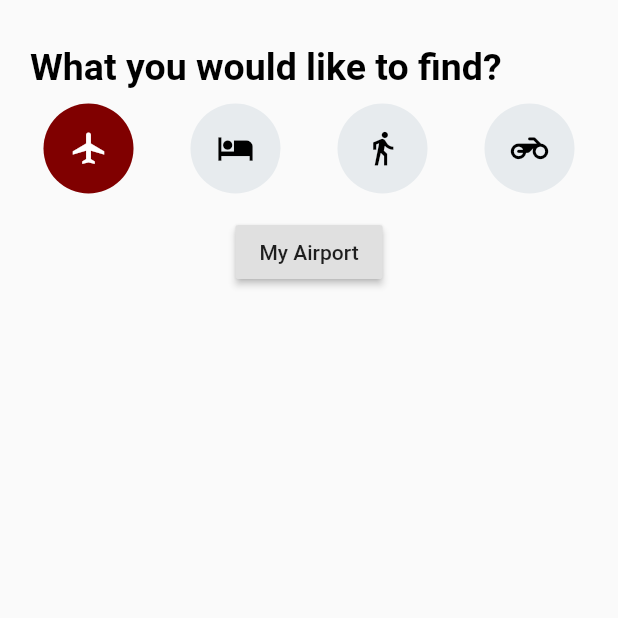
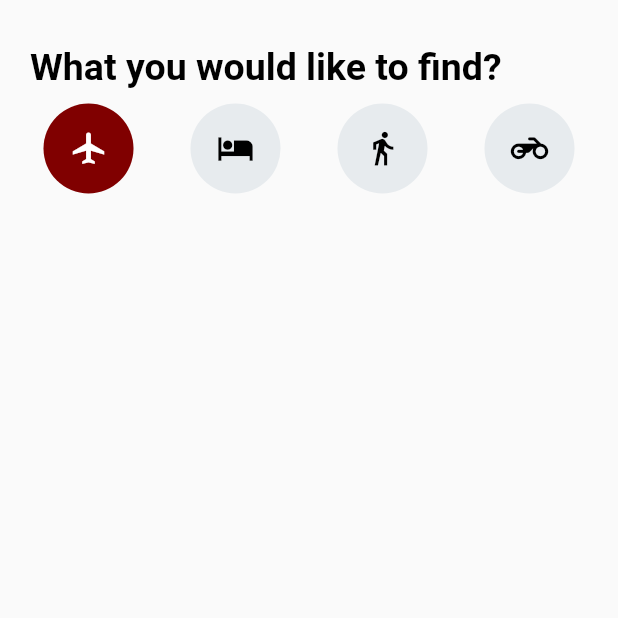
Before and after one commit to aakritsubedi/travelling-nepal, a Flutter app: the screen it shows after launch, after a tap on the "local airport" icon, on a phone screen of 412 x 824 dp, the top half of it. Run offline on Flutter 3.47's test engine with Material 2 defaults, Android fonts, the light colour scheme and no system bars; missing offline and left inert: toggle_bar_button; network calls fail.

Commit message:
Add visibility option in button

```diff
--- a/lib/widgets.dart/airport.dart
+++ b/lib/widgets.dart/airport.dart
@@ -11,6 +11,7 @@ class Airport extends StatefulWidget {
 class _AirportState extends State<Airport> {
   List arrivals;
   List departure;
+  bool isVisible = false;
 
   getFlightInfo() async {
     Map flightInfo = await AirportService.getFlightInfo();
@@ -18,6 +19,7 @@ class _AirportState extends State<Airport> {
     setState(() {
       arrivals = flightInfo['arrivals'];
       departure = flightInfo['departure'];
+      isVisible = true;
     });
   }
 
@@ -30,11 +32,14 @@ class _AirportState extends State<Airport> {
   @override
   Widget build(BuildContext context) {
     return Container(
-        child: RaisedButton(
-      onPressed: () {
-        openBottomSheet(context, arrivals, departure);
-      },
-      child: Text('My Airport'),
+        child: Visibility(
+      visible: isVisible,
+      child: RaisedButton(
+        onPressed: () {
+          openBottomSheet(context, arrivals, departure);
+        },
+        child: Text('My Airport'),
+      ),
     ));
   }
 }
```
